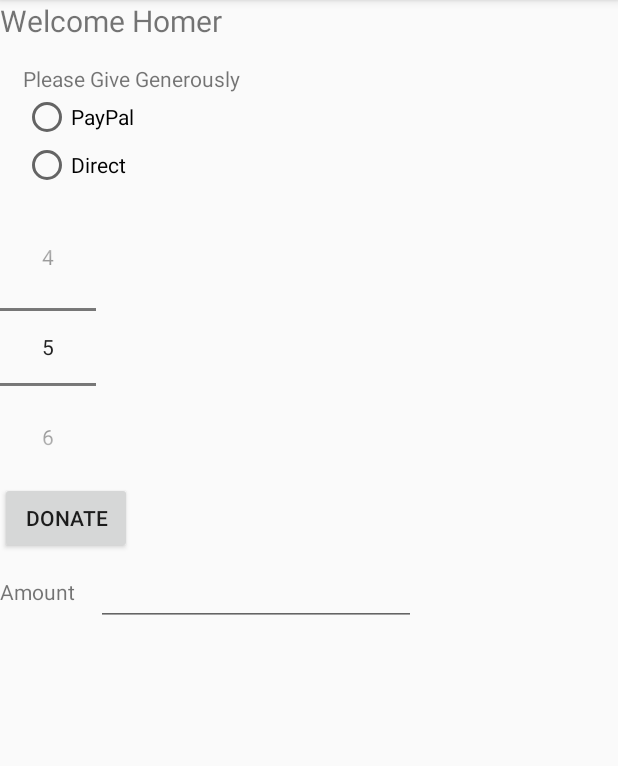
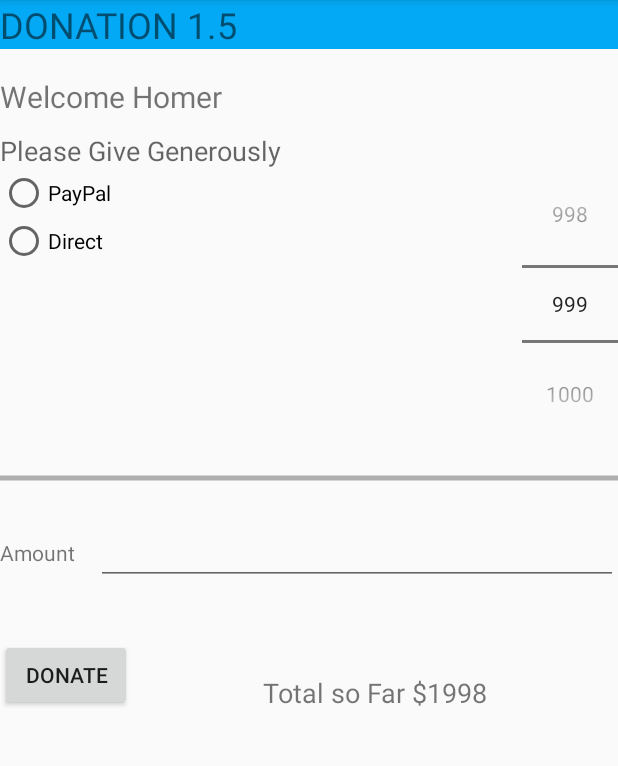
Before and after one commit to minhquanguwu/BaiTapTuan_MobDev, an Android app: the screen it shows after launch (MainActivity), on a phone screen of 412 x 824 dp, the part 84-850 px from its top. Run offline under Robolectric (Android 15) with nearby library versions, the phone set to English and light mode, and no system bars.

Commit message:
Update Slide 02

```diff
--- a/Slide02/app/src/main/java/com/example/slide02/MainActivity.kt
+++ b/Slide02/app/src/main/java/com/example/slide02/MainActivity.kt
@@ -14,9 +14,9 @@ class MainActivity : AppCompatActivity() {
         setContentView(R.layout.activity_main)
 
         val numberPicker: NumberPicker = findViewById(R.id.NumberPicker)
-        numberPicker.minValue = 0
-        numberPicker.maxValue = 10
-        numberPicker.value = 5
+        numberPicker.minValue = 900
+        numberPicker.maxValue = 2000
+        numberPicker.value = 999
     }
 
 
--- a/Slide02/app/src/main/res/layout/activity_main.xml
+++ b/Slide02/app/src/main/res/layout/activity_main.xml
@@ -8,34 +8,44 @@
     tools:context=".MainActivity">
 
     <TextView
+        android:id="@+id/textView3"
+        android:layout_width="match_parent"
+        android:layout_height="wrap_content"
+        android:background="#03A9F4"
+        android:text="DONATION 1.5"
+        android:textSize="24sp" />
+
+    <TextView
         android:layout_width="wrap_content"
         android:layout_height="wrap_content"
         android:text="Welcome Homer"
         android:textSize="20sp"
+        android:layout_marginTop="18dp"
         app:layout_constraintBottom_toBottomOf="parent"
         app:layout_constraintEnd_toEndOf="parent"
         app:layout_constraintStart_toStartOf="parent"
         app:layout_constraintTop_toTopOf="parent" />
 
-    <LinearLayout
+    <TextView
+        android:id="@+id/textView"
+        android:layout_marginTop="10dp"
+        android:textSize="18dp"
         android:layout_width="match_parent"
         android:layout_height="wrap_content"
-        android:layout_margin="15dp"
-        android:orientation="vertical">
+        android:hint="Please Give Generously" />
 
-        <TextView
-            android:id="@+id/textView"
+    <RelativeLayout
         android:layout_width="match_parent"
         android:layout_height="wrap_content"
-            android:text="Please Give Generously" />
+        android:orientation="horizontal">
 
         <RadioGroup
-            android:layout_width="match_parent"
+            android:layout_width="wrap_content"
             android:layout_height="wrap_content">
 
             <RadioButton
                 android:id="@+id/radioButton3"
-                android:layout_width="match_parent"
+                android:layout_width="wrap_content"
                 android:layout_height="wrap_content"
                 android:text="PayPal" />
 
@@ -47,25 +57,27 @@
 
         </RadioGroup>
 
-    </LinearLayout>
-
         <NumberPicker
             android:id="@+id/NumberPicker"
             android:layout_width="wrap_content"
             android:layout_height="wrap_content"
-        android:rotationX="0">
+            android:layout_alignParentEnd="true">
 
         </NumberPicker>
 
-    <Button
-        android:id="@+id/button"
-        android:layout_width="wrap_content"
-        android:layout_height="wrap_content"
-        android:text="DONATE" />
+    </RelativeLayout>
+
+    <ProgressBar
+        android:id="@+id/progressBar"
+        android:layout_marginTop="18dp"
+        style="@android:style/Widget.Holo.Light.ProgressBar.Horizontal"
+        android:layout_width="match_parent"
+        android:layout_height="wrap_content" />
 
     <LinearLayout
         android:layout_width="match_parent"
-        android:layout_height="match_parent"
+        android:layout_height="wrap_content"
+        android:layout_marginTop="18dp"
         android:orientation="horizontal">
 
         <TextView
@@ -76,12 +88,36 @@
 
         <EditText
             android:id="@+id/editTextText"
-            android:layout_width="wrap_content"
+            android:layout_width="match_parent"
             android:layout_height="wrap_content"
             android:ems="10"
             android:inputType="text"
-            android:minHeight="48dp"
             android:text=" " />
+
     </LinearLayout>
 
+    <LinearLayout
+        android:layout_marginTop="18dp"
+        android:layout_width="match_parent"
+        android:layout_height="wrap_content"
+        android:orientation="horizontal">
+
+        <Button
+            android:id="@+id/button"
+            android:layout_width="wrap_content"
+            android:layout_height="wrap_content"
+            android:layout_marginTop="18dp"
+            android:text="DONATE" />
+
+        <TextView
+            android:id="@+id/textView4"
+            android:layout_width="wrap_content"
+            android:layout_height="match_parent"
+            android:layout_weight="1"
+            android:gravity="center|bottom"
+            android:textSize="18dp"
+            android:text="Total so Far $1998" />
+    </LinearLayout>
+
+
 </androidx.appcompat.widget.LinearLayoutCompat>
```
Lines whose indentation alone changed are shown as unchanged.
